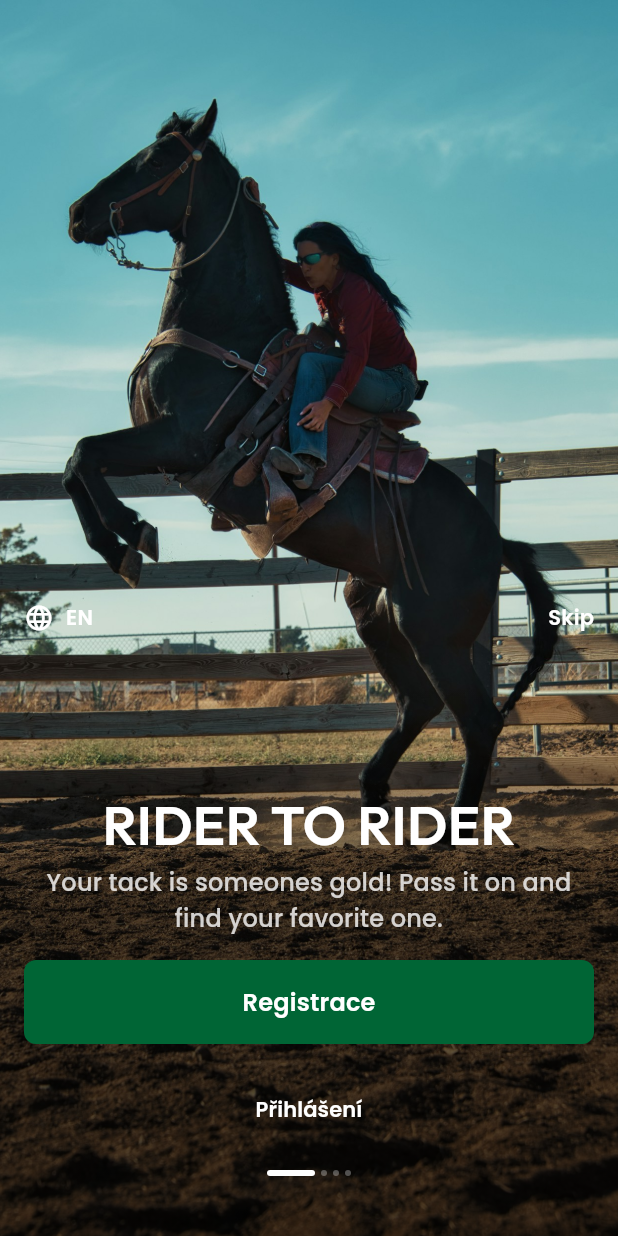
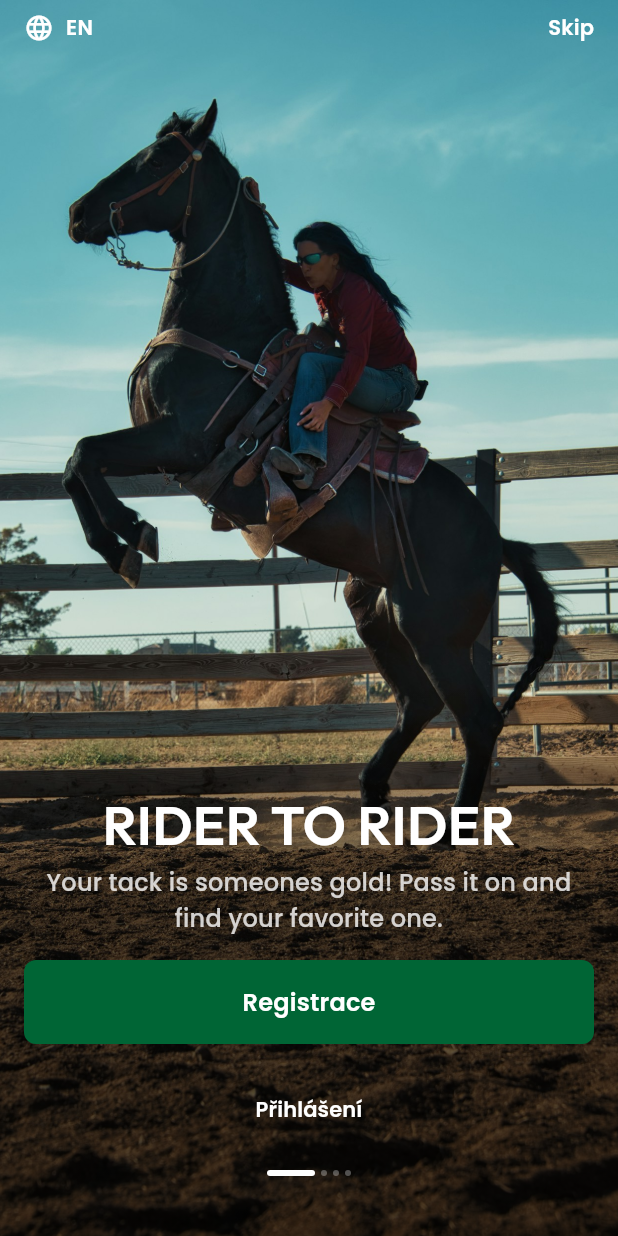
Before and after one commit to martintellinger/eqqu, a Flutter app: the screen it shows after launch, on a phone screen of 412 x 824 dp. Run offline on Flutter 3.47's test engine with Material 3 defaults, Android fonts, the phone set to English and light mode, and no system bars; our stand-ins replace flutter_svg.

Commit message:
Fix intro screen top buttons layout
Wrap SafeArea child in Align(topCenter) so EN/Skip buttons stay at
the top instead of stretching to full height. Add bottom: false to
SafeArea to avoid unnecessary bottom padding.

https://claude.ai/code/session_012waFykv5wBbLFNTaJFeXrN

```diff
--- a/lib/screens/intro_screen.dart
+++ b/lib/screens/intro_screen.dart
@@ -34,6 +34,9 @@ class IntroScreen extends StatelessWidget {
 
           // Top buttons: EN (left) and Skip (right)
           SafeArea(
+            bottom: false,
+            child: Align(
+              alignment: Alignment.topCenter,
               child: Padding(
                 padding: const EdgeInsets.symmetric(horizontal: 16, vertical: 8),
                 child: Row(
@@ -85,6 +88,7 @@ class IntroScreen extends StatelessWidget {
                       ),
                     ),
                   ],
+                ),
               ),
             ),
           ),
```
Lines whose indentation alone changed are shown as unchanged.
